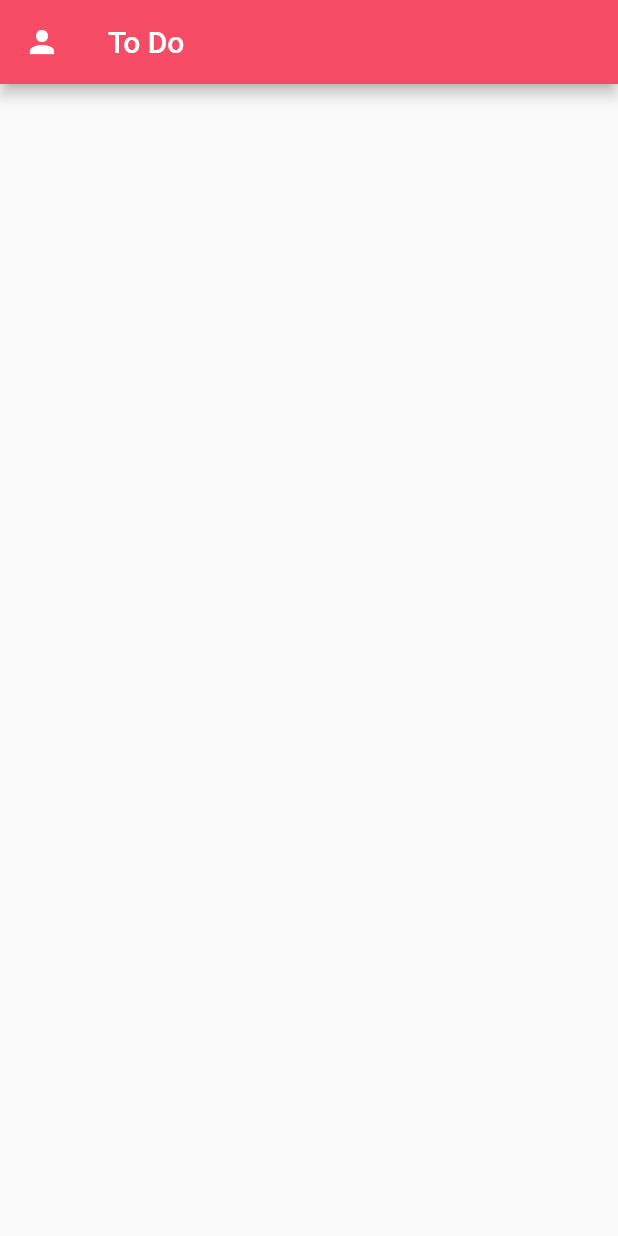
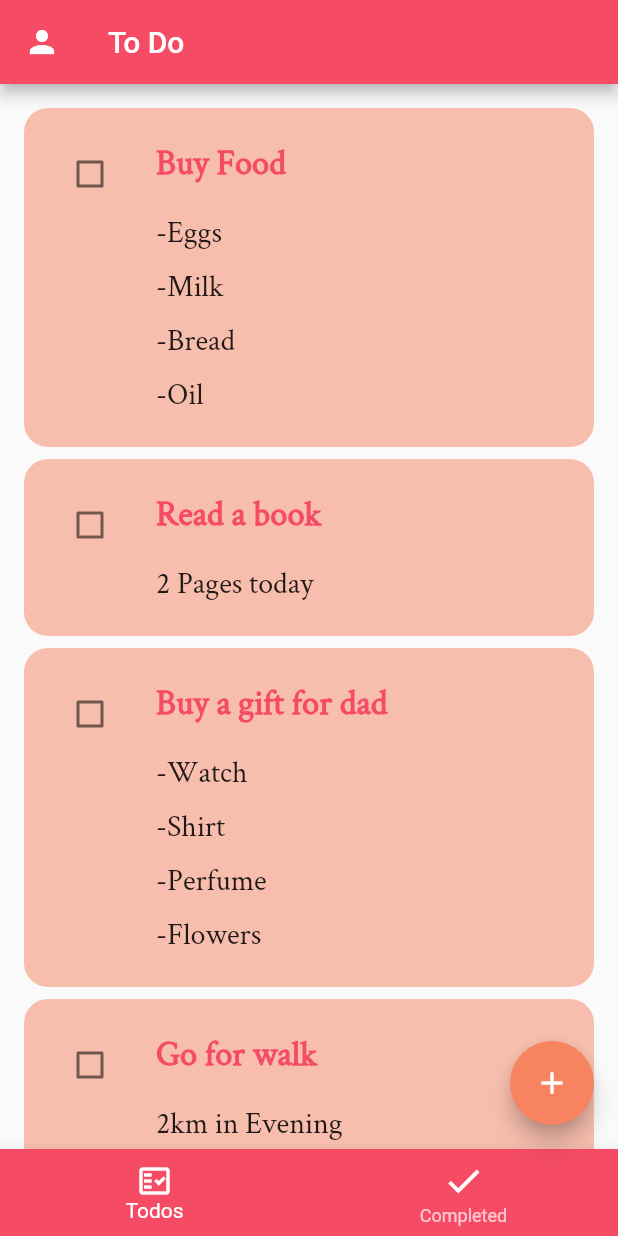
Before and after one commit to areeba-farooq/Todo_App, a Flutter app: the HomeScreen screen opened directly, on a phone screen of 412 x 824 dp. Run offline on Flutter 3.47's test engine with Material 2 defaults, Android fonts, the phone set to English and light mode, and no system bars; drawn by our look-alikes of flutter_slidable; our stand-ins replace animated_text_kit, firebase_auth, firebase_core; accounts and stored records are empty.

Commit message:
TodoList and provider added

```diff
--- /dev/null
+++ b/lib/Classes/todo_list.dart
@@ -0,0 +1,119 @@
+import 'package:flutter/cupertino.dart';
+import 'package:flutter/material.dart';
+import 'package:flutter_slidable/flutter_slidable.dart';
+import 'package:provider/provider.dart';
+import 'package:todo_app/Constants/constants.dart';
+import 'package:todo_app/Provider/todos.dart';
+
+import '../model/todo_model.dart';
+
+class TodoList extends StatelessWidget {
+  const TodoList({Key? key}) : super(key: key);
+
+  @override
+  Widget build(BuildContext context) {
+    //access provider instance
+    final provider = Provider.of<TodoProvider>(context);
+    final todos = provider.todosList;
+    return todos.isEmpty?
+        const Center(
+          child: Text('No Todos', style: TextStyle(
+            color: color1,
+            fontWeight: FontWeight.w500,
+            fontFamily: 'CrimsonText',
+            fontSize: 20
+          ),),
+        )
+        :
+      ListView.separated(
+      separatorBuilder: (context, index)=> Container(height: 8,),
+      physics: const BouncingScrollPhysics(),
+      padding: const EdgeInsets.all(16),
+        itemCount: todos.length,
+      itemBuilder: (context, index){
+          final allTodos = todos[index];
+          return TodoCard(
+              todo: allTodos);
+      }
+    );
+  }
+}
+
+class TodoCard extends StatelessWidget {
+  const TodoCard({required this.todo, Key? key}) : super(key: key);
+  final TodoModel todo;
+
+  @override
+  Widget build(BuildContext context) {
+    return ClipRRect(
+      borderRadius: BorderRadius.circular(16),
+      child: Slidable(
+          actionPane: const SlidableDrawerActionPane(),
+          key: Key(todo.id.toString()),
+          actions: [
+            IconSlideAction(
+              color: color2,
+              foregroundColor: Colors.white,
+              icon: Icons.edit,
+              caption: 'Edit',
+              onTap: (){},
+            )
+          ],
+          secondaryActions: [
+              IconSlideAction(
+                color: Colors.red,
+                foregroundColor: Colors.white,
+                icon: Icons.delete,
+                caption: 'delete',
+                onTap: (){},
+              )
+          ],
+          child: buildTodoContainer()
+      ),
+    );
+  }
+
+  Container buildTodoContainer() {
+    return Container(
+      padding: const EdgeInsets.all(20),
+      color: color2.withOpacity(0.5),
+      child: Row(
+        mainAxisAlignment: MainAxisAlignment.start,
+        crossAxisAlignment: CrossAxisAlignment.start,
+        children: [
+          Checkbox(
+            activeColor: color1,
+            checkColor: Colors.white,
+            value: todo.isDone,
+            onChanged: (_) {},
+          ),
+          const SizedBox(width: 20,),
+          Column(
+            crossAxisAlignment: CrossAxisAlignment.start,
+            children: [
+          Text(
+            todo.title,
+            style: const TextStyle(
+                fontSize: 23,
+                fontFamily: 'CrimsonText',
+                fontWeight: FontWeight.bold,
+                color: color1),
+          ),
+          if (todo.description.isNotEmpty)
+            Container(
+              margin: const EdgeInsets.only(top: 10),
+              child: Text(
+                todo.description,
+                style: const TextStyle(
+                    fontSize: 20,
+                    fontWeight: FontWeight.w500,
+                    fontFamily: 'CrimsonText', height: 1.8),
+              ),
+            )
+            ],
+          )
+        ],
+      ),
+    );
+  }
+}
--- /dev/null
+++ b/lib/Provider/todos.dart
@@ -0,0 +1,41 @@
+import 'package:flutter/material.dart';
+import 'package:todo_app/model/todo_model.dart';
+
+class TodoProvider extends ChangeNotifier{
+final List<TodoModel> _todoList = [  //private
+  TodoModel(
+    createdTime: DateTime.now(),
+    title: 'Buy Food',
+    description: '-Eggs\n-Milk\n-Bread\n-Oil'
+  ),
+  TodoModel(
+      createdTime: DateTime.now(),
+      title: 'Read a book',
+      description: '2 Pages today'
+  ),
+  TodoModel(
+      createdTime: DateTime.now(),
+      title: 'Buy a gift for dad',
+      description: '-Watch\n-Shirt\n-Perfume\n-Flowers'
+  ),
+  TodoModel(
+      createdTime: DateTime.now(),
+      title: 'Go for walk',
+      description: '2km in Evening'
+  ),
+  TodoModel(
+      createdTime: DateTime.now(),
+      title: 'Learn Flutter',
+      description: '2 hours daily'
+  ),
+  TodoModel(
+      createdTime: DateTime.now(),
+      title: 'Buy some clothes',
+      description: '-2 for nightwear\n-3 casual\n-1 fancy'
+  ),
+];
+//to make this public,
+// so we created a getter => go over all of our _Todos and filter them,
+  //only the right todos display
+List<TodoModel> get todosList => _todoList.where((todoL) => todoL.isDone == false).toList();
+}
--- /dev/null
+++ b/lib/Screens/home_screen.dart
@@ -0,0 +1,68 @@
+import 'package:flutter/material.dart';
+import 'package:todo_app/Classes/todo_list.dart';
+
+import '../Classes/add_todo.dart';
+import '../Constants/constants.dart';
+
+class HomeScreen extends StatefulWidget {
+  const HomeScreen({Key? key}) : super(key: key);
+
+  @override
+  _HomeScreenState createState() => _HomeScreenState();
+}
+
+class _HomeScreenState extends State<HomeScreen> {
+
+  int selectedIndex = 0;
+  @override
+  Widget build(BuildContext context) {
+    final tabs = [
+      //appears todos
+      const TodoList(),
+      //appears completed todos
+      Container(),
+    ];
+    return Scaffold(
+      appBar: AppBar(
+       backgroundColor: color1,
+        title: const Text('To Do'),
+        leading: const Icon(Icons.person, color: Colors.white,),
+      ),
+      //these two tabs appears
+      bottomNavigationBar: BottomNavigationBar(
+        backgroundColor: color1,
+        unselectedItemColor: Colors.white.withOpacity(0.7),
+        selectedItemColor: Colors.white,
+        currentIndex: selectedIndex,
+        onTap: (index){
+          setState(() {
+            selectedIndex = index;
+          });
+        },
+        items: const [
+          BottomNavigationBarItem(
+              icon: Icon(Icons.fact_check_outlined, color: Colors.white,),
+            label: 'Todos'
+          ),
+          BottomNavigationBarItem(
+              icon: Icon(Icons.done, color: Colors.white, size: 28,),
+              label: 'Completed'
+          )
+        ],
+      ),
+      floatingActionButton:  FloatingActionButton(
+        child: const Icon(Icons.add, color: Colors.white,),
+        onPressed: (){
+          showDialog(
+              context: context,
+              builder: (context) => const AddTodo(),
+            barrierDismissible: false,
+          );
+        },
+        backgroundColor: color2,
+      ),
+      body: tabs[selectedIndex],
+
+    );
+  }
+}
--- a/lib/login.dart
+++ b/lib/Screens/login.dart
@@ -3,9 +3,9 @@ import 'dart:io';
 import 'package:firebase_auth/firebase_auth.dart';
 import 'package:firebase_core/firebase_core.dart';
 import 'package:flutter/material.dart';
-import 'package:todo_app/constants.dart';
-import 'package:todo_app/home_screen.dart';
-import 'package:todo_app/signup.dart';
+import 'package:todo_app/Constants/constants.dart';
+import 'package:todo_app/Screens/home_screen.dart';
+import 'package:todo_app/Screens/signup.dart';
 
 class LoginScreen extends StatefulWidget {
   const LoginScreen({Key? key}) : super(key: key);
--- a/lib/splash_screen.dart
+++ b/lib/Screens/splash_screen.dart
@@ -1,7 +1,7 @@
 import 'package:animated_text_kit/animated_text_kit.dart';
 import 'package:flutter/material.dart';
-import 'package:todo_app/constants.dart';
-import 'package:todo_app/login.dart';
+import 'package:todo_app/Constants/constants.dart';
+import 'package:todo_app/Screens/login.dart';
 
 class SplashScreen extends StatefulWidget {
   const SplashScreen({Key? key}) : super(key: key);
--- a/lib/home_screen.dart
+++ /dev/null
@@ -1,24 +0,0 @@
-import 'package:flutter/material.dart';
-
-import 'constants.dart';
-
-class HomeScreen extends StatefulWidget {
-  const HomeScreen({Key? key}) : super(key: key);
-
-  @override
-  _HomeScreenState createState() => _HomeScreenState();
-}
-
-class _HomeScreenState extends State<HomeScreen> {
-  @override
-  Widget build(BuildContext context) {
-    return Scaffold(
-      appBar: AppBar(
-       backgroundColor: color1,
-        title: const Text('To Do'),
-        leading: const Icon(Icons.person, color: Colors.white,),
-            )
-
-    );
-  }
-}
--- /dev/null
+++ b/lib/model/todo_model.dart
@@ -0,0 +1,21 @@
+import 'package:flutter/material.dart';
+
+class TodoField {
+  static const createdTime = 'createdTime';
+}
+
+class TodoModel {
+  late DateTime createdTime;
+  late String title;
+  late final id;
+  late String description;
+  late bool isDone;
+
+  TodoModel({
+    required this.createdTime,
+    this.description= "",
+    required this.title,
+    this.id,
+    this.isDone = false,
+});
+}
--- a/pubspec.yaml
+++ b/pubspec.yaml
@@ -38,6 +38,9 @@ dependencies:
   firebase_core: ^1.8.0
   firebase_auth: ^3.1.4
   cloud_firestore: ^2.5.4
+  provider: ^6.0.1
+  flutter_slidable: ^0.6.0
+
 
 dev_dependencies:
   flutter_test:
```
Also changed, not shown: lib/Classes/add_todo.dart (added, +53 -0 lines), lib/Classes/todo_form.dart (added, +97 -0 lines), lib/Screens/signup.dart (renamed from lib/signup.dart, +4 -4 lines), lib/main.dart (+11 -7 lines), lib/Constants/constants.dart (renamed from lib/constants.dart), pubspec.lock, 1 other file.
